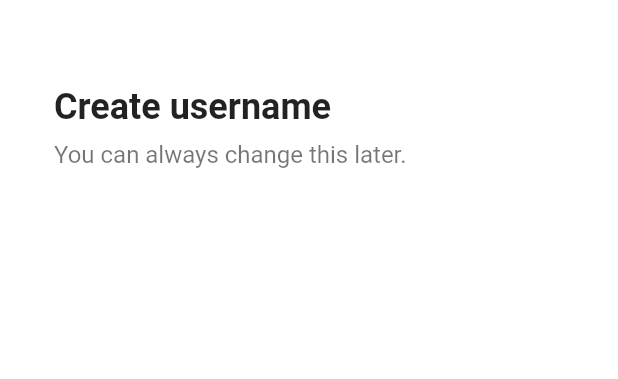
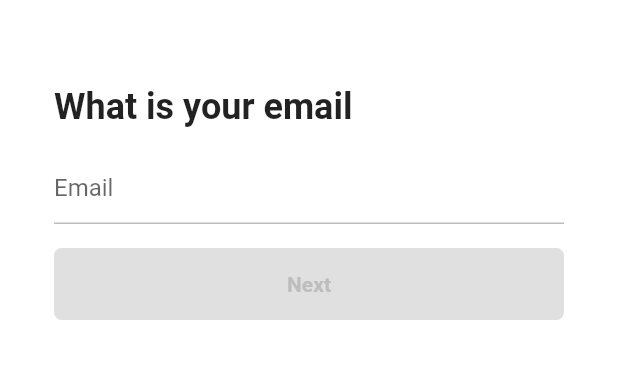
Before and after one commit to Lee-Hyeon-Ho/tiktok_clone, a Flutter app: the EmailScreen screen opened directly, on a phone screen of 412 x 824 dp, the part 58-437 px from its top. Run offline on Flutter 3.47's test engine with Material 2 defaults, Android fonts, the phone set to English and light mode, and no system bars; our stand-ins replace font_awesome_flutter.

Commit message:
modify screens

```diff
--- a/lib/features/authentication/email_screen.dart
+++ b/lib/features/authentication/email_screen.dart
@@ -1,13 +1,66 @@
 import 'package:flutter/material.dart';
 import 'package:tiktok_clone/constants/gaps.dart';
 import 'package:tiktok_clone/constants/sizes.dart';
+import 'package:tiktok_clone/features/authentication/password_screen.dart';
+import 'package:tiktok_clone/features/authentication/widgets/form_button.dart';
 
-class EmailScreen extends StatelessWidget {
+class EmailScreen extends StatefulWidget {
   const EmailScreen({super.key});
 
   @override
+  State<EmailScreen> createState() => _EmailScreenState();
+}
+
+class _EmailScreenState extends State<EmailScreen> {
+  final TextEditingController _emailController = TextEditingController();
+
+  String _email = "";
+
+  @override
+  void initState() {
+    super.initState();
+    _emailController.addListener(() {
+      setState(() {
+        _email = _emailController.text;
+      });
+    });
+  }
+
+  @override
+  void dispose() {
+    _emailController.dispose();
+    super.dispose();
+  }
+
+  String? _isEmailValid() {
+    if (_email.isEmpty) return null;
+    final regExp = RegExp(
+        r"^[a-zA-Z0-9.a-zA-Z0-9.!#$%&'*+-=?^_`{|}~]+@[a-zA-Z0-9]+\.[a-zA-Z]+");
+    if (!regExp.hasMatch(_email)) {
+      return "Email not valid";
+    }
+    return null;
+  }
+
+  void _onScaffoldTap() {
+    FocusScope.of(context).unfocus();
+  }
+
+  void _onSubmit() {
+    if (_email.isEmpty || _isEmailValid() != null) return;
+    Navigator.push(
+      context,
+      MaterialPageRoute(
+        builder: (context) => const PasswordScreen(),
+      ),
+    );
+  }
+
+  @override
   Widget build(BuildContext context) {
-    return Scaffold(
+    return GestureDetector(
+      onTap: _onScaffoldTap,
+      child: Scaffold(
         appBar: AppBar(
           title: const Text("Sign up"),
         ),
@@ -15,24 +68,44 @@ class EmailScreen extends StatelessWidget {
           padding: const EdgeInsets.symmetric(horizontal: Sizes.size36),
           child: Column(
             crossAxisAlignment: CrossAxisAlignment.start,
-          children: const [
+            children: [
               Gaps.v40,
-            Text(
-              "Create username",
+              const Text(
+                "What is your email",
                 style: TextStyle(
                   fontSize: Sizes.size24,
                   fontWeight: FontWeight.w700,
                 ),
               ),
-            Gaps.v8,
-            Text(
-              "You can always change this later.",
-              style: TextStyle(
-                fontSize: Sizes.size16,
-                color: Colors.black54,
+              Gaps.v16,
+              TextField(
+                controller: _emailController,
+                keyboardType: TextInputType.emailAddress,
+                onEditingComplete: _onSubmit,
+                decoration: InputDecoration(
+                  hintText: "Email",
+                  errorText: _isEmailValid(),
+                  enabledBorder: UnderlineInputBorder(
+                    borderSide: BorderSide(
+                      color: Colors.grey.shade400,
                     ),
                   ),
+                  focusedBorder: UnderlineInputBorder(
+                    borderSide: BorderSide(
+                      color: Colors.grey.shade400,
+                    ),
+                  ),
+                ),
+                cursorColor: Theme.of(context).primaryColor,
+              ),
+              Gaps.v16,
+              GestureDetector(
+                onTap: _onSubmit,
+                child: FormButton(
+                    disabled: _email.isEmpty || _isEmailValid() != null),
+              ),
             ],
+          ),
         ),
       ),
     );
--- /dev/null
+++ b/lib/features/authentication/widgets/form_button.dart
@@ -0,0 +1,40 @@
+import 'package:flutter/material.dart';
+import 'package:tiktok_clone/constants/sizes.dart';
+
+class FormButton extends StatelessWidget {
+  const FormButton({
+    super.key,
+    required this.disabled,
+  });
+
+  final bool disabled;
+
+  @override
+  Widget build(BuildContext context) {
+    return FractionallySizedBox(
+      widthFactor: 1,
+      child: AnimatedContainer(
+        duration: const Duration(milliseconds: 200),
+        padding: const EdgeInsets.symmetric(
+          vertical: Sizes.size16,
+        ),
+        decoration: BoxDecoration(
+          borderRadius: BorderRadius.circular(Sizes.size5),
+          color:
+              disabled ? Colors.grey.shade300 : Theme.of(context).primaryColor,
+        ),
+        child: AnimatedDefaultTextStyle(
+          duration: const Duration(milliseconds: 200),
+          style: TextStyle(
+            color: disabled ? Colors.grey.shade400 : Colors.white,
+            fontWeight: FontWeight.w600,
+          ),
+          child: const Text(
+            'Next',
+            textAlign: TextAlign.center,
+          ),
+        ),
+      ),
+    );
+  }
+}
```
Also changed, not shown: lib/features/authentication/password_screen.dart (added, +10 -0 lines), lib/features/authentication/sign_up_screen.dart (+4 -4 lines), lib/features/authentication/username_screen.dart (+99 -0 lines). Lines whose indentation alone changed are shown as unchanged.
